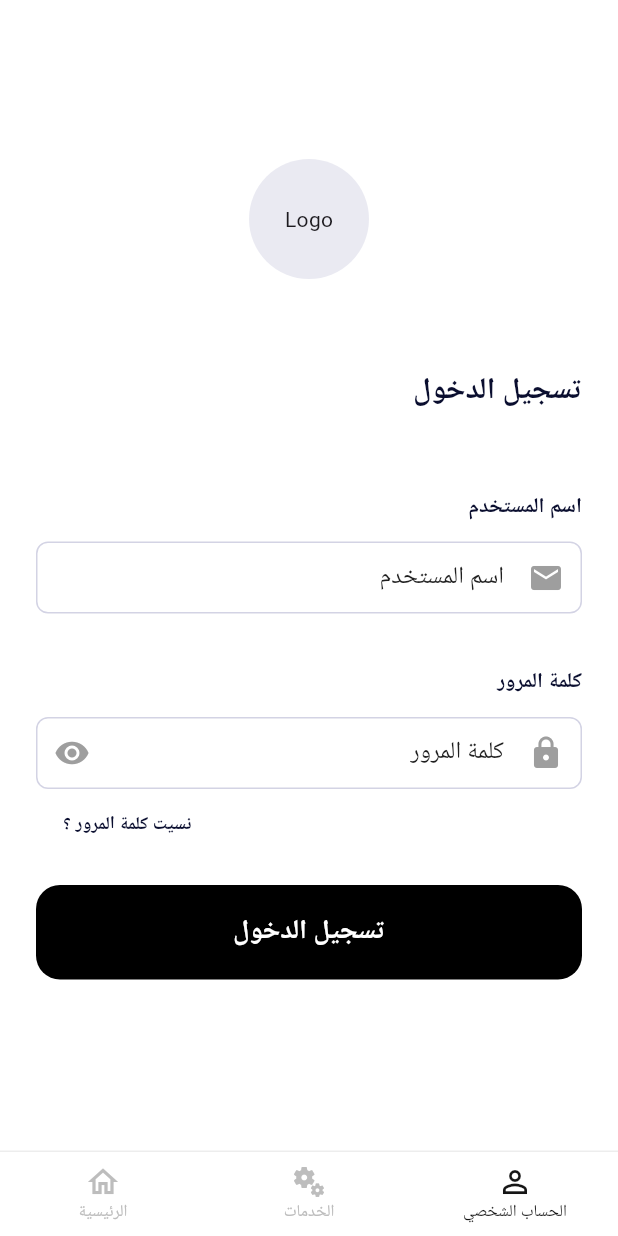
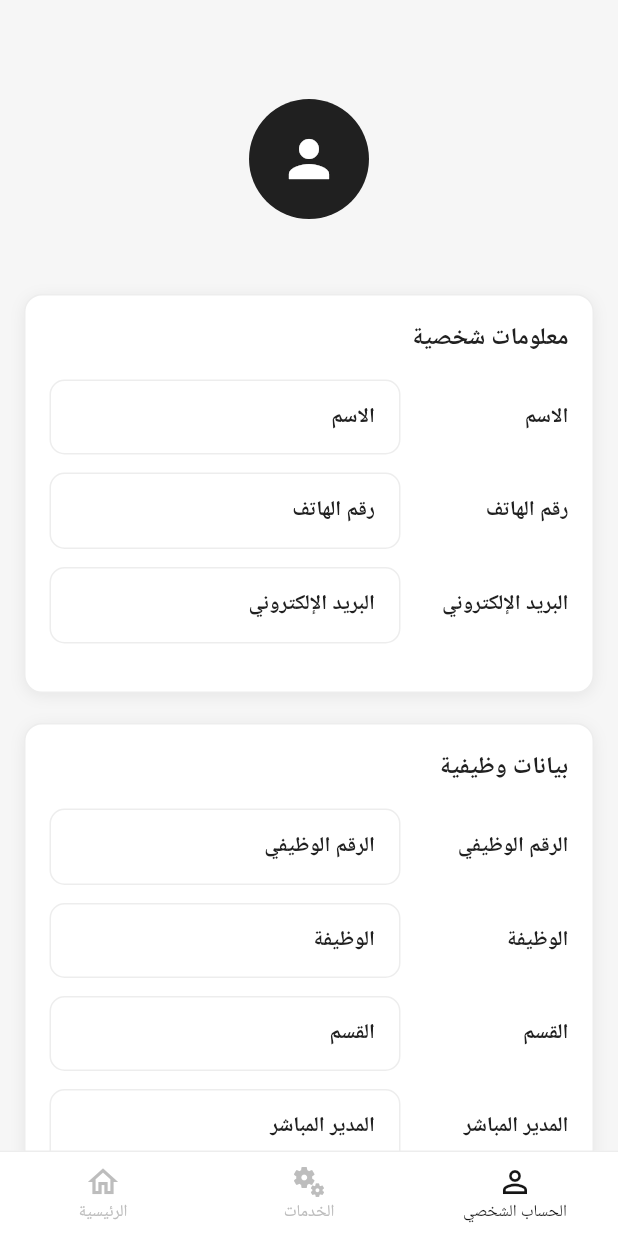
Before and after one commit to rokayaelshahed/flutter_hr_app, a Flutter app: the screen it shows after launch, item 3 of the bottom bar chosen, on a phone screen of 412 x 824 dp. Run offline on Flutter 3.47's test engine with Material 3 defaults, Android fonts, the phone set to English and light mode, and no system bars; our stand-ins replace file_picker, google_fonts; Roboto replaces fonts that are missing (Cairo).

Commit message:
profile page

```diff
--- a/lib/views/screens/page_switcher.dart
+++ b/lib/views/screens/page_switcher.dart
@@ -1,9 +1,7 @@
 import 'package:flutter/material.dart';
-import 'package:flutter_svg/flutter_svg.dart';
-import 'package:hr/views/screens/login_page.dart';
+import 'package:hr/views/screens/profile_page.dart';
 import 'package:hr/views/screens/services_page.dart';
 
-import '../../constant/app_color.dart';
 import 'home_checkIn_page.dart';
 
 
@@ -27,7 +25,7 @@ class _PageSwitcherState extends State<PageSwitcher> {
       body: [
         HomeCheckInPage(),
         ServicesPage()
-        ,LoginPage()
+        ,ProfilePage()
       ][_selectedIndex],
       bottomNavigationBar: Container(
         decoration: BoxDecoration(
--- /dev/null
+++ b/lib/views/screens/profile_page.dart
@@ -0,0 +1,173 @@
+import 'package:flutter/material.dart';
+
+class ProfilePage extends StatelessWidget {
+  const ProfilePage({super.key});
+
+  @override
+  Widget build(BuildContext context) {
+    return  Scaffold(
+        backgroundColor: const Color(0xFFF6F6F6),
+        body: SafeArea(
+          child: SingleChildScrollView(
+            padding: const EdgeInsets.all(16),
+            child: Column(
+              children: [
+                // Profile Icon
+                const SizedBox(height: 50),
+                Container(
+                  width: 80,
+                  height: 80,
+                  decoration: const BoxDecoration(
+                    color: Color(0xFF202020),
+                    shape: BoxShape.circle,
+                  ),
+                  child: const Icon(
+                    Icons.person,
+                    color: Colors.white,
+                    size: 40,
+                  ),
+                ),
+                const SizedBox(height: 50),
+
+                // Personal Information Section
+                _SectionCard(
+                  title: 'معلومات شخصية',
+                  children: [
+                    _ReadOnlyField(label: 'الاسم', value: 'الاسم'),
+                    _ReadOnlyField(label: 'رقم الهاتف', value: 'رقم الهاتف'),
+                    _ReadOnlyField(label: 'البريد الإلكتروني', value: 'البريد الإلكتروني'),
+                  ],
+                ),
+
+                const SizedBox(height: 20),
+
+                // Job Information Section
+                _SectionCard(
+                  title: 'بيانات وظيفية',
+                  children: [
+                    _ReadOnlyField(label: 'الرقم الوظيفي', value: 'الرقم الوظيفي'),
+                    _ReadOnlyField(label: 'الوظيفة', value: 'الوظيفة'),
+                    _ReadOnlyField(label: 'القسم', value: 'القسم'),
+                    _ReadOnlyField(label: 'المدير المباشر', value: 'المدير المباشر'),
+                    _ReadOnlyField(label: 'نوع التوظيف', value: 'نوع التوظيف'),
+                    _ReadOnlyField(label: 'الحالة الوظيفية', value: 'الحالة الوظيفية'),
+                    _ReadOnlyField(label: 'تاريخ التعيين', value: 'تاريخ التعيين'),
+                    _ReadOnlyField(label: 'نوع العقد', value: 'نوع العقد'),
+                    _ReadOnlyField(label: 'تاريخ انتهاء العقد', value: 'تاريخ انتهاء العقد'),
+                  ],
+                ),
+
+                const SizedBox(height: 30),
+              ],
+            ),
+          ),
+        ),
+
+    );
+  }
+}
+
+class _SectionCard extends StatelessWidget {
+  final String title;
+  final List<Widget> children;
+
+  const _SectionCard({
+    required this.title,
+    required this.children,
+  });
+
+  @override
+  Widget build(BuildContext context) {
+    return Container(
+      padding: const EdgeInsets.fromLTRB(16, 16, 16, 20),
+      decoration: BoxDecoration(
+        color: Colors.white,
+        borderRadius: BorderRadius.circular(12),
+        border: Border.all(color: const Color(0xFFEDEDED)),
+        boxShadow: const [
+          BoxShadow(
+            color: Color(0x11000000),
+            blurRadius: 8,
+            offset: Offset(0, 2),
+          ),
+        ],
+      ),
+      child: Column(
+        crossAxisAlignment: CrossAxisAlignment.stretch,
+        children: [
+          // Section Title
+          Text(
+            title,
+            textAlign: TextAlign.right,
+            style: const TextStyle(
+              color: Color(0xFF202020),
+              fontSize: 16,
+              fontWeight: FontWeight.w700,
+            ),
+          ),
+          const SizedBox(height: 16),
+
+          // Fields
+          ...children,
+        ],
+      ),
+    );
+  }
+}
+
+class _ReadOnlyField extends StatelessWidget {
+  final String label;
+  final String value;
+
+  const _ReadOnlyField({
+    required this.label,
+    required this.value,
+  });
+
+  @override
+  Widget build(BuildContext context) {
+    return Padding(
+      padding: const EdgeInsets.only(bottom: 12),
+      child: Row(
+        children: [
+          // Value (expanded to take most space)
+          Expanded(
+            child: Container(
+              padding: const EdgeInsets.symmetric(horizontal: 16, vertical: 14),
+              decoration: BoxDecoration(
+                color: Colors.white,
+                borderRadius: BorderRadius.circular(10),
+                border: Border.all(color: const Color(0xFFEDEDED)),
+              ),
+              child: Text(
+                value,
+                textAlign: TextAlign.right,
+                style: const TextStyle(
+                  color: Color(0xFF202020),
+                  fontSize: 14,
+                  fontWeight: FontWeight.w600,
+                ),
+              ),
+            ),
+          ),
+
+          const SizedBox(width: 12),
+
+          // Label (fixed width, right-aligned)
+          SizedBox(
+            width: 100,
+            child: Text(
+              label,
+              textAlign: TextAlign.right,
+              style: const TextStyle(
+                color: Color(0xFF202020),
+                fontSize: 14,
+                fontWeight: FontWeight.w600,
+              ),
+            ),
+          ),
+        ],
+      ),
+    );
+  }
+}
```
